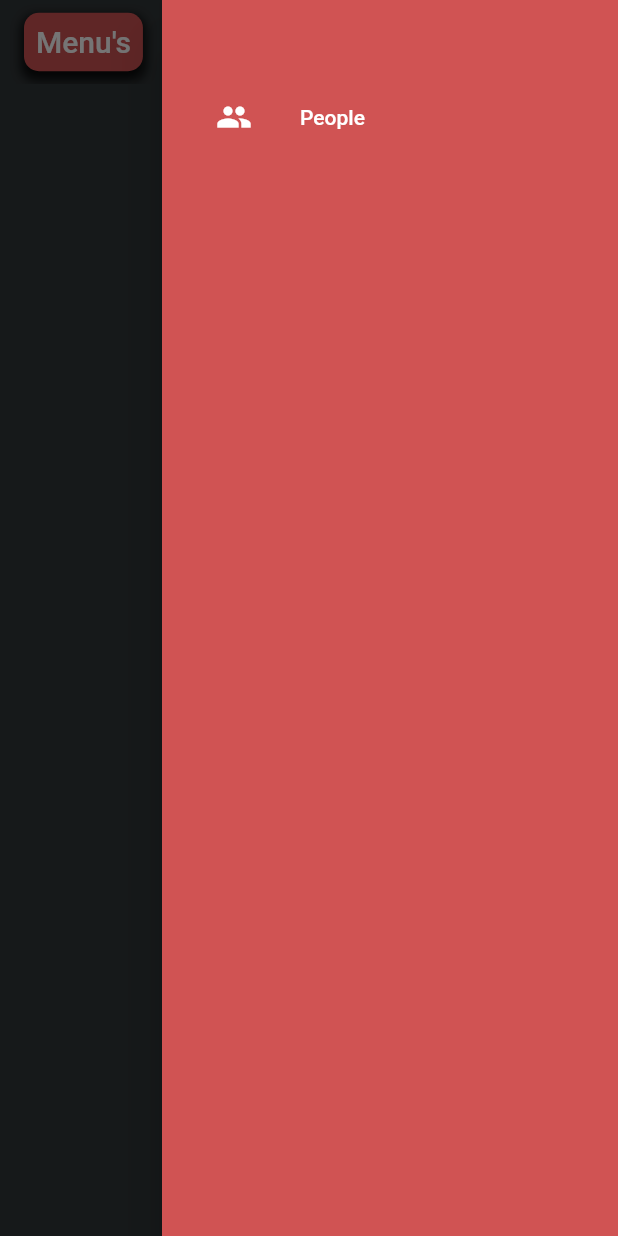
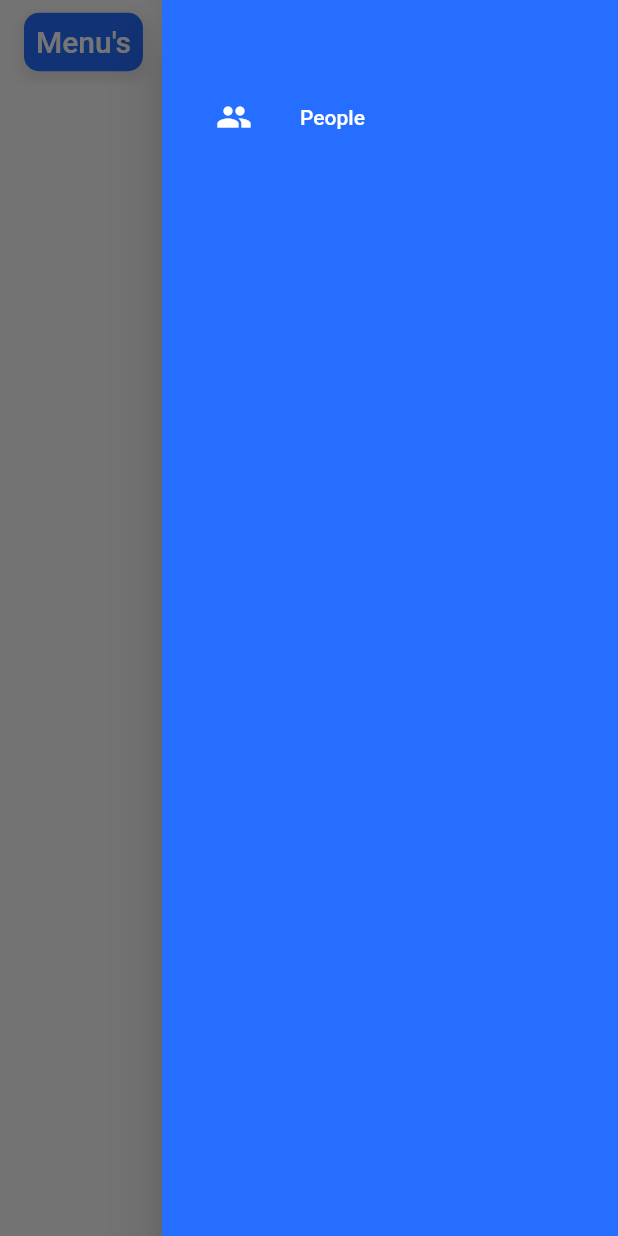
Before and after one commit to Lacky97/menus, a Flutter app: the screen it shows after launch, in the side drawer, after a tap on the "add" icon, on a phone screen of 412 x 824 dp. Run offline on Flutter 3.47's test engine with Material 2 defaults, Android fonts, the phone set to English and light mode, and no system bars; our stand-ins replace hive, hive_flutter; missing offline and left inert: favicon, qr_code_scanner; accounts and stored records are empty.

Commit message:
almost finish theme

```diff
--- a/lib/constant/app_style.dart
+++ b/lib/constant/app_style.dart
@@ -2,10 +2,13 @@
 import 'package:flutter/widgets.dart';
 
 abstract class AppStyle{
-  static const primaryColor = Color(0xFFFDFDFD);
-  static const secondaryColor = Color(0xFF252525);
-  static const backgroundColor = Color(0xFF313638);
-  static const thirdColor = Color(0xFFD05353);
+  static const primaryColor = Color(0xFFF2F7F2);
+  static const secondaryColorDark = Color(0xFF252525);
+  static const secondaryColorLight = Color(0xFF256EFF);
+  static const backgroundColorDark = Color(0xFF313638);
+  static const backgroundColorLight = Color(0xFFFBFBFB);
+  static const thirdColorDark = Color(0xFFD05353);
+  static const thirdColorLight = Color(0xFF256EFF);
   static const double iconSize = 36.0;
   static const double padding = 4.0;
 }
--- a/lib/drawer.dart
+++ b/lib/drawer.dart
@@ -1,9 +1,13 @@
 
 import 'package:flutter/material.dart';
 import 'package:menus/constant/app_style.dart';
+import 'package:menus/themebuilder.dart';
 
+// ignore: must_be_immutable
 class NavigatorDrawer extends StatefulWidget {
-  NavigatorDrawer({Key? key}) : super(key: key);
+  NavigatorDrawer({Key? key, required this.brightness}) : super(key: key);
+
+  late Brightness brightness;
 
   @override
   _NavigatorDrawerState createState() => _NavigatorDrawerState();
@@ -17,7 +21,7 @@ class _NavigatorDrawerState extends State<NavigatorDrawer> {
   Widget build(BuildContext context) {
     return Drawer(
       child: Material(
-        color: AppStyle.thirdColor,
+        color: widget.brightness == Brightness.dark ? AppStyle.thirdColorDark : AppStyle.thirdColorLight,
         child: ListView(
           padding: padding,
           children: <Widget>[
@@ -44,7 +48,10 @@ class _NavigatorDrawerState extends State<NavigatorDrawer> {
       leading: Icon(icon, color: color),
       title: Text(text, style: TextStyle(color: color)),
       hoverColor: hoverColor,
-      onTap: () => {}
+      onTap: () => {
+        ThemeBuilder.of(context)!.changeTheme(),
+        Navigator.of(context).pop(),
+      }
     );
   }
 
--- a/lib/main.dart
+++ b/lib/main.dart
@@ -1,7 +1,9 @@
 import 'package:flutter/material.dart';
 import 'package:flutter/services.dart';
 import 'package:hive_flutter/hive_flutter.dart';
+import 'package:menus/themebuilder.dart';
 
+import 'constant/app_style.dart';
 import 'menu.dart';
 import 'model/qrs.dart';
 
@@ -10,10 +12,16 @@ void main() async {
   await Hive.initFlutter();
   Hive.registerAdapter(QrsAdapter());
   await Hive.openBox<Qrs>('qr2');
+        SystemChrome.setPreferredOrientations([
+    DeviceOrientation.portraitUp,
+    DeviceOrientation.portraitDown,
+  ]);
+
   SystemChrome.setSystemUIOverlayStyle(
     SystemUiOverlayStyle(
-        statusBarColor: Colors.transparent,
-        statusBarIconBrightness: Brightness.light),
+      statusBarColor: Colors.transparent, //top bar color
+      statusBarIconBrightness: Brightness.light, // don't use this
+    ),
   );
   runApp(MyApp());
 }
@@ -22,17 +30,14 @@ class MyApp extends StatelessWidget {
   // This widget is the root of your application.
   @override
   Widget build(BuildContext context) {
-    SystemChrome.setPreferredOrientations([
-      DeviceOrientation.portraitUp,
-      DeviceOrientation.portraitDown,
-    ]);
-    return MaterialApp(
+    return ThemeBuilder(
+      defaultBrightness: Brightness.dark,
+      builder: (context, _brightness) {
+        return MaterialApp(
       debugShowCheckedModeBanner: false,
+      theme: ThemeData(primaryColor: AppStyle.primaryColor, brightness: _brightness),
       title: 'Flutter Demo',
-      theme: ThemeData(
-        primarySwatch: Colors.blue,
-      ),
-      home: Menu(),
-    );
+      home: Menu(brightness: _brightness),
+    );});
   }
 }
--- a/lib/menu.dart
+++ b/lib/menu.dart
@@ -1,9 +1,11 @@
 import 'package:flutter/material.dart';
+import 'package:flutter/services.dart';
 import 'package:hive/hive.dart';
 import 'package:hive_flutter/hive_flutter.dart';
 import 'package:menus/boxes.dart';
 import 'package:menus/drawer.dart';
 import 'package:menus/model/store.dart';
+import 'package:menus/themebuilder.dart';
 import 'package:menus/utils/qr_scanner.dart';
 import 'package:qr_code_scanner/qr_code_scanner.dart';
 
@@ -11,8 +13,13 @@ import 'banner.dart';
 import 'constant/app_style.dart';
 import 'model/qrs.dart';
 
+
+// ignore: must_be_immutable
 class Menu extends StatefulWidget {
-  Menu({Key? key}) : super(key: key);
+
+  Menu({Key? key, required this.brightness}) : super(key: key);
+
+  late Brightness brightness;
 
   @override
   _MenuState createState() => _MenuState();
@@ -22,6 +29,7 @@ class _MenuState extends State<Menu> {
   final qrKey = GlobalKey(debugLabel: 'QR');
   QRViewController? controller;
 
+
   @override
   void dispose() {
     controller?.dispose();
@@ -30,20 +38,19 @@ class _MenuState extends State<Menu> {
 
   @override
   Widget build(BuildContext context) {
+
     return Scaffold(
-      backgroundColor: AppStyle.backgroundColor,
-      endDrawer: NavigatorDrawer(),
+      endDrawer: NavigatorDrawer(brightness: widget.brightness),
       appBar: AppBar(
-
         backgroundColor: Colors.transparent,
         elevation: 0,
         title: Container(
             decoration: BoxDecoration(
-              color: AppStyle.thirdColor,
+              color: widget.brightness == Brightness.dark ? AppStyle.thirdColorDark : AppStyle.thirdColorLight,
               borderRadius: BorderRadius.circular(10),
               boxShadow: [
                 BoxShadow(
-                  color: Colors.black.withOpacity(0.8),
+                  color: widget.brightness == Brightness.dark ? Colors.black.withOpacity(0.8) : Colors.grey.withOpacity(0.2),
                   spreadRadius: 2,
                   blurRadius: 5,
                   offset: Offset(0, 4), // changes position of shadow
@@ -80,7 +87,8 @@ class _MenuState extends State<Menu> {
             MaterialPageRoute(builder: (context) => QRScanner()),
           );
         },
-        backgroundColor: AppStyle.thirdColor,
+        foregroundColor: Colors.white,
+        backgroundColor: widget.brightness == Brightness.dark ? AppStyle.thirdColorDark : AppStyle.thirdColorLight,
         tooltip: 'Add Element',
         child: Icon(Icons.add),
       ),
@@ -88,51 +96,7 @@ class _MenuState extends State<Menu> {
   }
 
   Widget _buildCard(name) {
-    //var width = MediaQuery.of(context).size.width;
-    //var height = MediaQuery.of(context).size.height;
-
     return MenuBanner(
-        store: Store(name, 'https://it.m.wikipedia.org/favicon.ico'));
-    /*Card(
-        shape: RoundedRectangleBorder(
-          borderRadius: BorderRadius.circular(20), // if you need this
-          side: BorderSide(
-            color: Colors.grey.withOpacity(0.2),
-            width: 1,
-          ),
-        ),
-        semanticContainer: true,
-        clipBehavior: Clip.antiAliasWithSaveLayer,
-        elevation: 10,
-        child: Container(
-            decoration: BoxDecoration(
-              gradient: LinearGradient(
-                colors: [
-                  const Color(0xFF3366FF),
-                  const Color(0xFF00CCFF),
-                ],
-                begin: const FractionalOffset(0.0, 0.0),
-                end: const FractionalOffset(1.0, 1.0),
-                stops: [0.0, 1.0],
-                tileMode: TileMode.clamp,
-              ),
-            ),
-            padding: EdgeInsets.all(25.0),
-            child: Row(
-              children: [
-                Padding(padding: EdgeInsets.all(5),
-                child: Container(
-                  width:20,
-                  height:20,
-                  child: Image.network('https://it.m.wikipedia.org/favicon.ico')
-                )),
-                Text(name,
-                    style: TextStyle(
-                        color: Colors.white,
-                        fontWeight: FontWeight.bold,
-                        fontSize: 20)),
-              ],
-            )));
-  }*/
+        store: Store(name, 'https://it.m.wikipedia.org/favicon.ico'), brightness: widget.brightness);
   }
 }
--- a/lib/model/store.dart
+++ b/lib/model/store.dart
@@ -1,5 +1,3 @@
-import 'package:flutter/material.dart';
-
 class Store{
   final String name;
 
--- /dev/null
+++ b/lib/themebuilder.dart
@@ -0,0 +1,44 @@
+
+import 'package:flutter/material.dart';
+
+class ThemeBuilder extends StatefulWidget {
+
+  final Widget Function(BuildContext context, Brightness brightness) builder;
+  final Brightness defaultBrightness;
+
+  ThemeBuilder({required this.builder, required this.defaultBrightness});
+
+  @override
+  _ThemeBuilderState createState() => _ThemeBuilderState();
+
+  static _ThemeBuilderState? of(BuildContext context){
+    return context.findAncestorStateOfType<_ThemeBuilderState>();
+  }
+}
+
+class _ThemeBuilderState extends State<ThemeBuilder> {
+
+  late Brightness _brightness;
+
+  @override
+  void initState() {
+    super.initState();
+    _brightness = Brightness.light;
+  }
+
+  void changeTheme(){
+    print('ciaoooooooooo');
+    setState(() {
+      _brightness = _brightness == Brightness.dark ? Brightness.light : Brightness.dark;
+    });
+  }
+
+  Brightness getCurrentTheme(){
+    return _brightness;
+  }
+
+  @override
+  Widget build(BuildContext context) {
+    return widget.builder(context, _brightness);
+  }
+}
--- a/lib/utils/qr_scanner.dart
+++ b/lib/utils/qr_scanner.dart
@@ -6,7 +6,6 @@ import 'package:hive/hive.dart';
 import 'package:menus/model/qrs.dart';
 import 'package:qr_code_scanner/qr_code_scanner.dart';
 import 'package:url_launcher/url_launcher.dart';
-import 'package:http/http.dart' as http;
 
 import '../boxes.dart';
 
```
Also changed, not shown: lib/banner.dart (+46 -10 lines).
